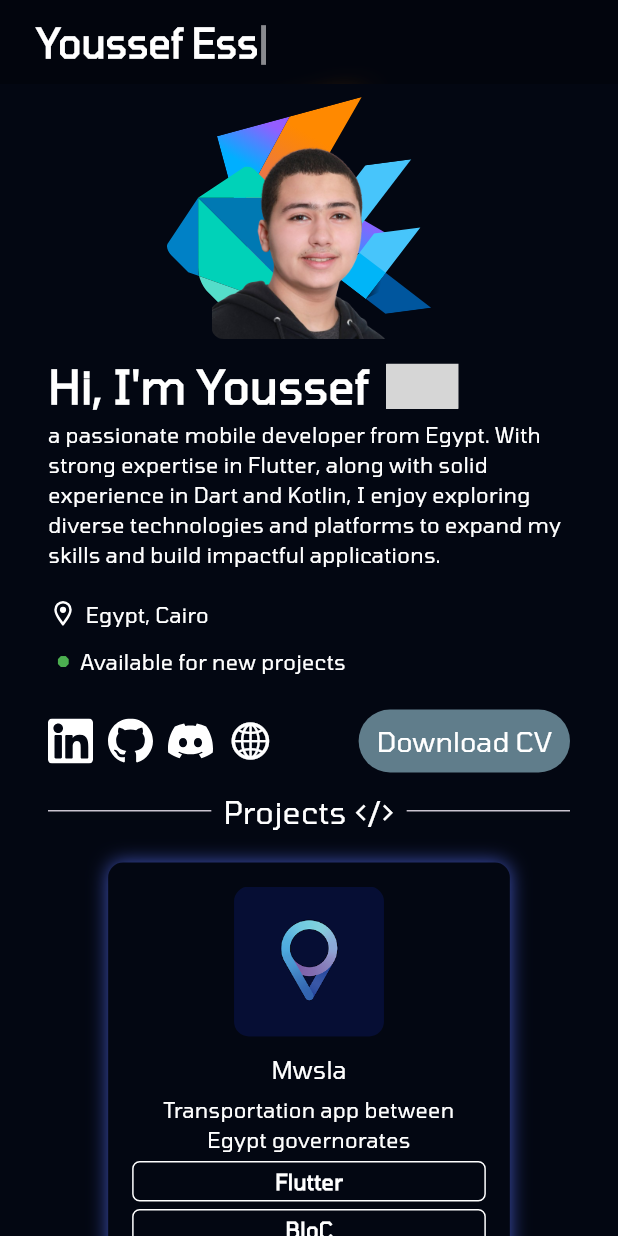
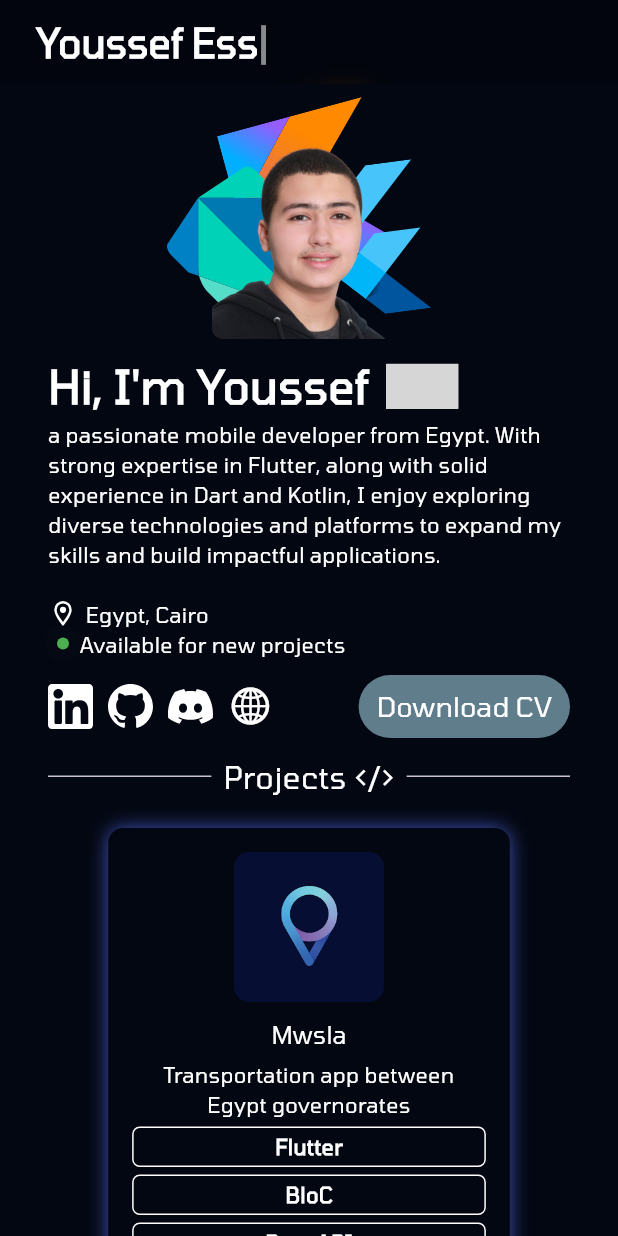
Before and after one commit to 50sync/my-portfolio, a Flutter app: the screen it shows after launch, on a phone screen of 412 x 824 dp. Run offline on Flutter 3.47's test engine with Material 3 defaults, Android fonts, the phone set to English and light mode, and no system bars; our stand-ins replace device_preview, flutter_screenutil, flutter_svg; missing offline and left inert: easy_image_viewer, gif; grey boxes are pictures that could not be loaded.

```diff
--- a/lib/core/widgets/description_skills.dart
+++ b/lib/core/widgets/description_skills.dart
@@ -5,6 +5,7 @@ import 'package:flutter_svg/svg.dart';
 import 'package:gif/gif.dart';
 import 'package:my_portfolio/core/constants/theme.dart';
 import 'package:my_portfolio/core/utils/download_file.dart';
+import 'package:my_portfolio/core/widgets/pulsing_online_indicator.dart';
 import 'package:my_portfolio/core/widgets/social_icon_button.dart';
 
 class DescriptionSkills extends StatelessWidget {
@@ -57,7 +58,7 @@ class DescriptionSkills extends StatelessWidget {
             crossAxisAlignment: CrossAxisAlignment.center,
             spacing: 5,
             children: [
-              Text('•', style: TextStyle(color: Colors.green, fontSize: 30)),
+              PulsingOnlineIndicator(),
               Text(
                 'Available for new projects',
                 style: TextStyle(color: Colors.white),
--- a/lib/core/widgets/projects_list_view.dart
+++ b/lib/core/widgets/projects_list_view.dart
@@ -22,7 +22,7 @@ class ProjectsListView extends StatelessWidget {
         description: 'Transportation app between Egypt governorates',
       ),
       ProjectModel(
-        skills: ['Flutter', 'GetX', 'Rest API', 'Fire Base'],
+        skills: ['Flutter', 'GetX', 'Rest API', 'FireBase'],
         projectImg: 'xam.png',
         heroTag: 'xam',
         pageViewImgs: [
--- /dev/null
+++ b/lib/core/widgets/pulsing_online_indicator.dart
@@ -0,0 +1,69 @@
+import 'package:flutter/material.dart';
+
+class PulsingOnlineIndicator extends StatefulWidget {
+  const PulsingOnlineIndicator({super.key});
+
+  @override
+  State<PulsingOnlineIndicator> createState() => _PulsingOnlineIndicatorState();
+}
+
+class _PulsingOnlineIndicatorState extends State<PulsingOnlineIndicator>
+    with SingleTickerProviderStateMixin {
+  late AnimationController _animationController;
+  late CurvedAnimation _curve;
+  @override
+  void initState() {
+    _animationController = AnimationController(
+      vsync: this,
+      duration: const Duration(seconds: 2),
+    )..repeat();
+
+    _curve = CurvedAnimation(
+      parent: _animationController,
+      curve: Curves.easeInOut,
+    );
+    super.initState();
+  }
+
+  @override
+  void dispose() {
+    _animationController.dispose();
+    super.dispose();
+  }
+
+  @override
+  Widget build(BuildContext context) {
+    return AnimatedBuilder(
+      animation: _curve,
+      builder: (_, __) {
+        double scale = 1 + _curve.value;
+        double opacity = 1 - _curve.value;
+        return Stack(
+          clipBehavior: Clip.none,
+          alignment: Alignment.center,
+          children: [
+            Transform.scale(
+              scale: scale,
+              child: Container(
+                height: 12,
+                width: 12,
+                decoration: BoxDecoration(
+                  shape: BoxShape.circle,
+                  color: Colors.green.withValues(alpha: opacity * 0.5),
+                ),
+              ),
+            ),
+            Container(
+              height: 8,
+              width: 8,
+              decoration: BoxDecoration(
+                color: Colors.green,
+                shape: BoxShape.circle,
+              ),
+            ),
+          ],
+        );
+      },
+    );
+  }
+}
--- a/lib/screens/home.dart
+++ b/lib/screens/home.dart
@@ -133,6 +133,7 @@ class Home extends StatelessWidget {
                                   title: 'Skills⚒️',
                                 ),
                                 const SizedBox(height: 10),
+
                                 SizedBox(
                                   width: 0.55.sw,
                                   child: Padding(
```
